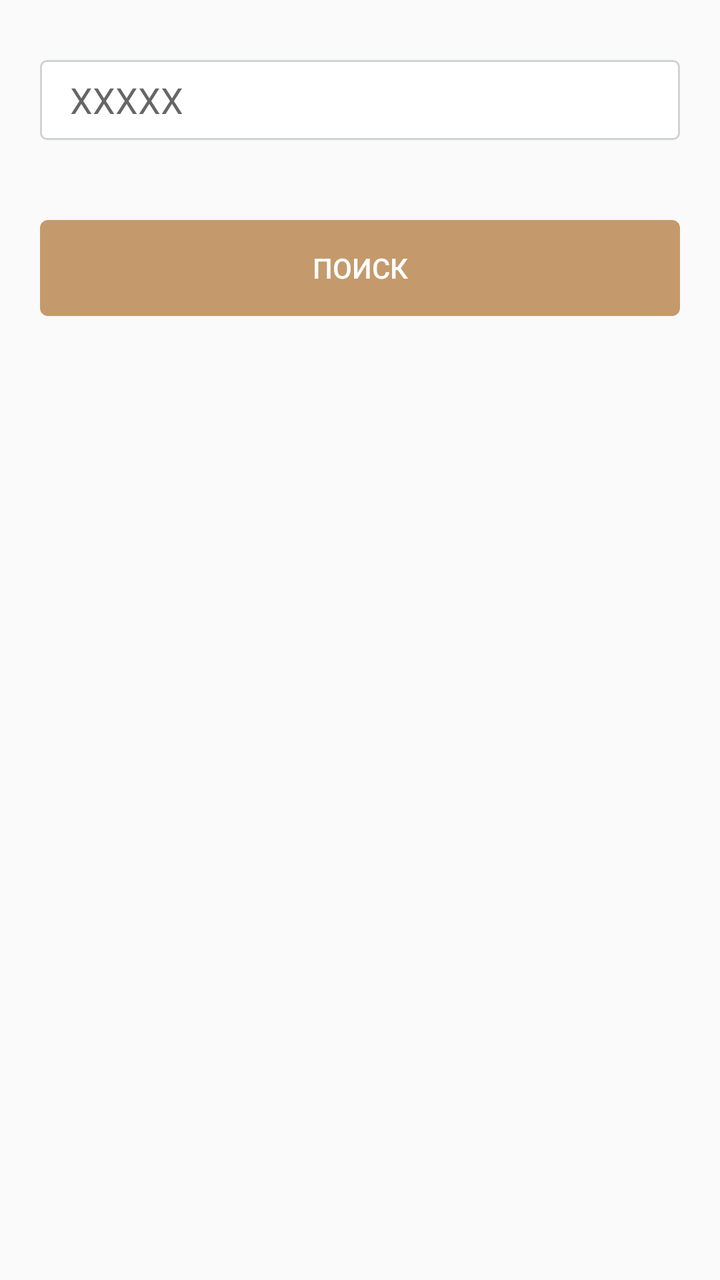
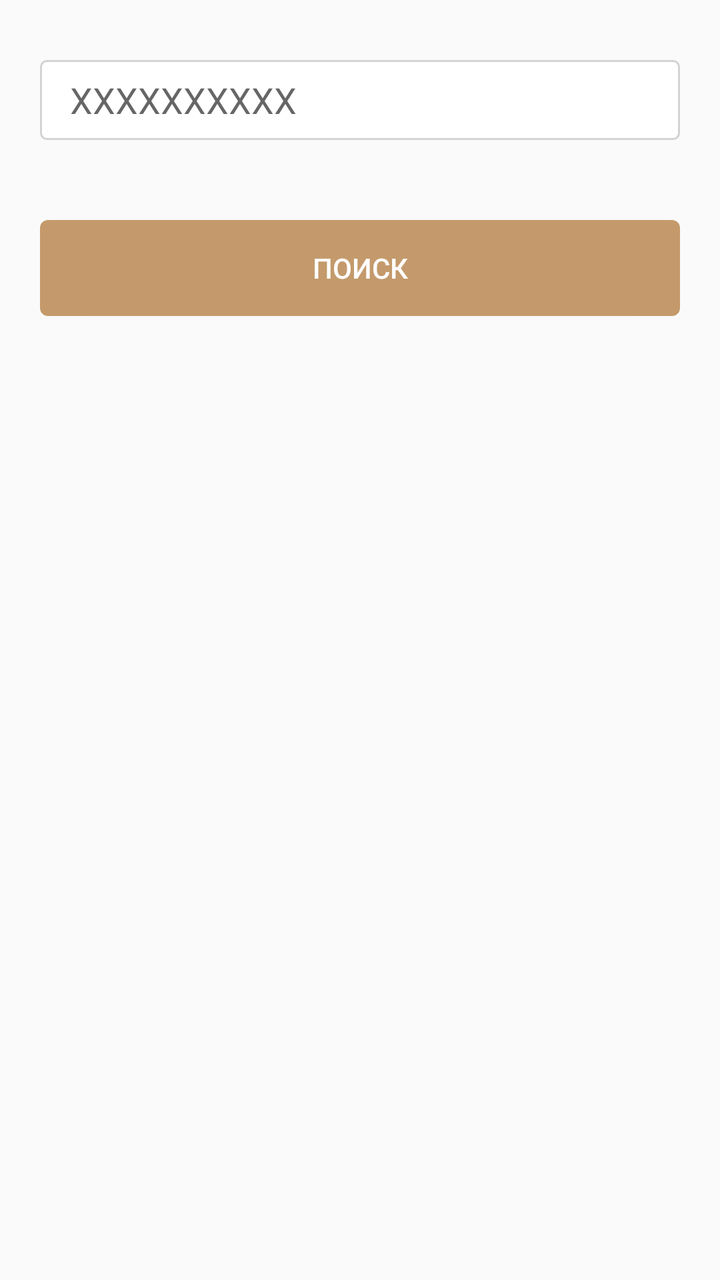

The first picture is an Android layout as it rendered before a commit; the second is the same layout after the commit. The layout source and the unified diff follow.
<!-- AndroidManifest.xml: application theme AppTheme -->
<!-- res/layout/fragment_enter_code.xml -->
<?xml version="1.0" encoding="utf-8"?>
<LinearLayout
    xmlns:android="http://schemas.android.com/apk/res/android"
    xmlns:tools="http://schemas.android.com/tools"
    android:layout_width="match_parent"
    android:paddingStart="@dimen/profile_padding_start"
    android:paddingEnd="@dimen/profile_padding_start"
    android:layout_height="match_parent"
    android:orientation="vertical"
    android:background="@color/main_background">

    <EditText
        android:layout_width="match_parent"
        android:layout_height="40dp"
        android:layout_marginTop="30dp"
        android:id="@+id/etCode"
        android:maxLength="5"
        android:hint="@string/enter_code_hint"
        android:paddingStart="15dp"
        android:inputType="numberSigned"
        android:background="@drawable/background_edittext_login"
        tools:ignore="Autofill,LabelFor,TextFields" />

    <androidx.appcompat.widget.AppCompatButton
        android:layout_width="match_parent"
        android:layout_height="wrap_content"
        android:layout_marginTop="40dp"
        android:theme="@style/ViewBackgroundAccent"
        android:id="@+id/btnSearch"
        android:text="@string/search_label"
        android:textColor="@android:color/white"
        android:background="@drawable/background_corners"
        />

</LinearLayout>
<!-- resources referenced by this layout -->
<resources>
  <color name="main_background">#fafafa</color>
  <dimen name="profile_padding_start">20dp</dimen>
  <!-- drawable background_corners (drawable) -->
  <shape xmlns:android="http://schemas.android.com/apk/res/android"
      android:shape="rectangle">
      <solid android:color="?attr/viewBackground" />
      <corners android:radius="@dimen/background_default_corners_radius" />
  </shape>
  <!-- drawable background_edittext_login (drawable) -->
  <?xml version="1.0" encoding="utf-8"?>
  <shape xmlns:android="http://schemas.android.com/apk/res/android">
      <stroke
          android:width="1dp"
          android:color="@color/disabled_color" />
      <corners android:radius="3dp" />
      <solid android:color="@android:color/white" />
  </shape>
  <string name="enter_code_hint">XXXXX</string>
  <string name="search_label">Поиск</string>
  <style name="ViewBackgroundAccent">
          <item name="viewBackground">@color/colorAccent</item>
      </style>
  <style name="AppTheme" parent="Theme.MaterialComponents.Light.NoActionBar">
          
          <item name="colorPrimary">@color/colorPrimary</item>
          <item name="colorPrimaryDark">@color/colorPrimaryDark</item>
          <item name="colorAccent">@color/colorAccent</item>
          <item name="android:textColor">@color/text_title</item>
          <item name="actionMenuTextColor">@color/colorAccent</item>
          <item name="android:listDivider">@drawable/divider</item>
          <item name="android:windowSharedElementsUseOverlay">false</item>
          <item name="android:windowReturnTransition">@android:transition/explode</item>
          <item name="alertDialogTheme">@style/AlertDialogTheme</item>
          <item name="android:timePickerDialogTheme">@style/AlertDialogTheme</item>
          <item name="android:datePickerDialogTheme">@style/AlertDialogTheme</item>
      </style>
  <dimen name="background_default_corners_radius">4dp</dimen>
  <color name="disabled_color">#d1d3d4</color>
  <color name="colorAccent">#C49A6C</color>
  <color name="colorPrimary">#FAFAFA</color>
  <color name="colorPrimaryDark">#949494</color>
  <color name="text_title">#404041</color>
  <!-- drawable divider (drawable) -->
  <?xml version="1.0" encoding="utf-8"?>
  <shape xmlns:android="http://schemas.android.com/apk/res/android"
      android:shape="rectangle">
  
      <size
          android:width="1dp"
          android:height="1dp" />
  
      <solid android:color="@color/colorDivider" />
  
  </shape>
  <style name="AlertDialogTheme" parent="Theme.MaterialComponents.Light.Dialog.Alert">
          <item name="buttonBarNegativeButtonStyle">@style/AlertButtonStyle</item>
          <item name="buttonBarNeutralButtonStyle">@style/AlertButtonStyle</item>
          <item name="buttonBarButtonStyle">@style/AlertButtonStyle</item>
          <item name="buttonBarPositiveButtonStyle">@style/AlertButtonStyle</item>
          <item name="buttonStyle">@style/AlertButtonStyle</item>
          <item name="colorAccent">@color/colorAccent</item>
          <item name="colorPrimary">@android:color/transparent</item>
      </style>
  <color name="colorDivider">#EEEEEE</color>
  <style name="AlertButtonStyle" parent="Widget.AppCompat.Button.ButtonBar.AlertDialog">
          <item name="android:textColor">@color/text_title</item>
          <item name="android:foreground">?attr/selectableItemBackground</item>
          <item name="android:background">?attr/selectableItemBackground</item>
      </style>
</resources>

<!-- the commit's change to res/layout/fragment_enter_code.xml (unified diff, before → after) -->
@@ -14,7 +14,7 @@
         android:layout_height="40dp"
         android:layout_marginTop="30dp"
         android:id="@+id/etCode"
-        android:maxLength="5"
+        android:maxLength="10"
         android:hint="@string/enter_code_hint"
         android:paddingStart="15dp"
         android:inputType="numberSigned"
<!-- resource entries referenced after the edit -->
@@ -17,7 +17,7 @@
       <corners android:radius="3dp" />
       <solid android:color="@android:color/white" />
   </shape>
-  <string name="enter_code_hint">XXXXX</string>
+  <string name="enter_code_hint">XXXXXXXXXX</string>
   <string name="search_label">Поиск</string>
   <style name="ViewBackgroundAccent">
           <item name="viewBackground">@color/colorAccent</item>
